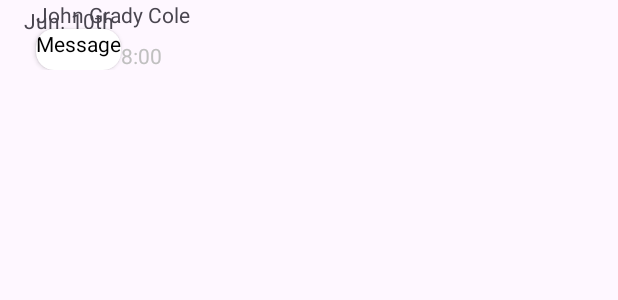
After one commit to Ranxin2023/kotlinChat, an Android app: the layout message_receiver_item.xml on its own in the app's theme, with its tools: preview values and no code run, on a phone screen of 412 x 824 dp. The commit adds this screen. Shown: the top 300 px of the screen. Run offline under Robolectric (Android 15) with nearby library versions, the phone set to English and light mode, and no system bars.

Commit message:
finish two side chatting code

```diff
--- a/clientpart/app/src/main/AndroidManifest.xml
+++ b/clientpart/app/src/main/AndroidManifest.xml
@@ -3,6 +3,7 @@
     xmlns:tools="http://schemas.android.com/tools">
     <uses-permission android:name="android.permission.INTERNET" />
     <application
+        android:name=".ChatApplication"
         android:allowBackup="true"
         android:dataExtractionRules="@xml/data_extraction_rules"
         android:fullBackupContent="@xml/backup_rules"
@@ -13,6 +14,7 @@
         android:theme="@style/Theme.SocketDemo"
         android:networkSecurityConfig="@xml/network_secure_config"
         tools:targetApi="31">
+        <activity android:name=".MessageActivity"/>
         <activity
             android:name=".MainActivity"
             android:exported="true">
--- a/clientpart/app/src/main/java/com/example/socketdemo/ChatDemoAdapter.kt
+++ /dev/null
@@ -1,4 +0,0 @@
-package com.example.socketdemo
-
-class ChatDemoAdapter {
-}
--- a/clientpart/app/src/main/res/layout/message_activity.xml
+++ b/clientpart/app/src/main/res/layout/message_activity.xml
@@ -6,7 +6,7 @@
     android:layout_height="match_parent">
 
     <androidx.recyclerview.widget.RecyclerView
-        android:id="@+id/recyclerView"
+        android:id="@+id/message_recyclerview"
         android:layout_width="match_parent"
         android:layout_height="550dp"
         app:layout_constraintEnd_toEndOf="parent"
@@ -20,12 +20,14 @@
         android:layout_marginTop="600dp"
         >
         <EditText
+            android:id="@+id/text_message_sent"
             android:layout_marginStart="16dp"
             android:layout_width="match_parent"
             android:layout_height="wrap_content"
             app:layout_constraintEnd_toEndOf="parent"
              />
         <Button
+            android:id="@+id/send_button"
             android:layout_width="84dp"
             android:layout_height="48dp"
             android:text="Send"
--- /dev/null
+++ b/clientpart/app/src/main/res/layout/message_receiver_item.xml
@@ -0,0 +1,67 @@
+<?xml version="1.0" encoding="utf-8"?>
+<androidx.constraintlayout.widget.ConstraintLayout xmlns:android="http://schemas.android.com/apk/res/android"
+    android:layout_width="match_parent"
+    android:layout_height="wrap_content"
+    xmlns:app="http://schemas.android.com/apk/res-auto"
+    android:layout_marginStart="8dp"
+    app:layout_goneMarginStart="16dp">
+    <TextView
+        android:id="@+id/text_date_receiver"
+        android:layout_height="wrap_content"
+        android:layout_width="wrap_content"
+        android:layout_marginTop="32dp"
+        android:paddingStart="8dp"
+        android:paddingTop="4dp"
+        android:paddingEnd="8dp"
+        android:paddingBottom="4dp"
+        android:text="@string/default_date"
+        />
+    <ImageView
+        android:id="@+id/receiver_profile"
+        android:layout_height="wrap_content"
+        android:layout_width="wrap_content"
+        android:layout_marginStart="16dp"
+        app:layout_constraintStart_toStartOf="parent"
+        app:layout_constraintTop_toBottomOf="@+id/text_date_receiver"
+        />
+    <TextView
+        android:id="@+id/receiver_name"
+        android:layout_height="wrap_content"
+        android:layout_width="wrap_content"
+        app:cardBackgroundColor="#eef1f6"
+        app:cardCornerRadius="12dp"
+        android:text="John Grady Cole"
+        app:layout_constraintStart_toEndOf="@+id/receiver_profile"
+        />
+    <androidx.cardview.widget.CardView
+        android:id="@+id/chat_receiver_card"
+        android:layout_height="wrap_content"
+        android:layout_width="wrap_content"
+        app:layout_constraintStart_toEndOf="@+id/receiver_profile"
+        app:layout_constraintTop_toBottomOf="@+id/receiver_name"
+        app:cardCornerRadius="12dp">
+        <LinearLayout
+            android:id="@+id/receiver_container"
+            android:layout_height="wrap_content"
+            android:layout_width="wrap_content"
+            android:orientation="vertical">
+            <TextView
+                android:id="@+id/receiver_message"
+                android:layout_height="wrap_content"
+                android:layout_width="wrap_content"
+                android:layout_marginBottom="8dp"
+                android:text="Message"
+                android:textColor="#000000"/>
+        </LinearLayout>
+    </androidx.cardview.widget.CardView>
+
+    <TextView
+        android:id="@+id/receiver_time"
+        android:layout_width="wrap_content"
+        android:layout_height="wrap_content"
+        android:text="8:00"
+        android:textColor="@color/time"
+        app:layout_constraintBottom_toBottomOf="@+id/chat_receiver_card"
+        app:layout_constraintStart_toEndOf="@+id/chat_receiver_card"/>
+
+</androidx.constraintlayout.widget.ConstraintLayout>
--- a/clientpart/app/src/main/res/values/colors.xml
+++ b/clientpart/app/src/main/res/values/colors.xml
@@ -2,4 +2,5 @@
 <resources>
     <color name="black">#FF000000</color>
     <color name="white">#FFFFFFFF</color>
+    <color name="time">#FFC0C0C0</color>
 </resources>
--- a/clientpart/app/src/main/res/values/strings.xml
+++ b/clientpart/app/src/main/res/values/strings.xml
@@ -1,3 +1,4 @@
 <resources>
     <string name="app_name">SocketDemo</string>
+    <string name="default_date">Jun. 10th </string>
 </resources>
```
Also changed, not shown: clientpart/app/src/main/java/com/example/socketdemo/ChatApplication.kt (added, +12 -0 lines), clientpart/app/src/main/java/com/example/socketdemo/MainActivity.kt (+6 -43 lines), clientpart/app/src/main/java/com/example/socketdemo/MessageActivity.kt (added, +104 -0 lines), clientpart/app/src/main/java/com/example/socketdemo/MessageListAdapter.kt (added, +82 -0 lines), clientpart/app/src/main/java/com/example/socketdemo/Model.kt (+37 -9 lines), clientpart/app/src/main/java/com/example/socketdemo/Profile.kt (added, +17 -0 lines), clientpart/app/src/main/java/com/example/socketdemo/ReceivedMessageHolder.kt (deleted, +0 -26 lines), clientpart/app/src/main/java/com/example/socketdemo/SocketClient.kt (added, +52 -0 lines), clientpart/app/src/main/java/com/example/socketdemo/Utils.kt (added, +14 -0 lines), clientpart/app/src/main/res/layout/activity_main.xml (+11 -1 lines), clientpart/app/src/main/res/layout/message_sender_item.xml (added, +55 -0 lines).
